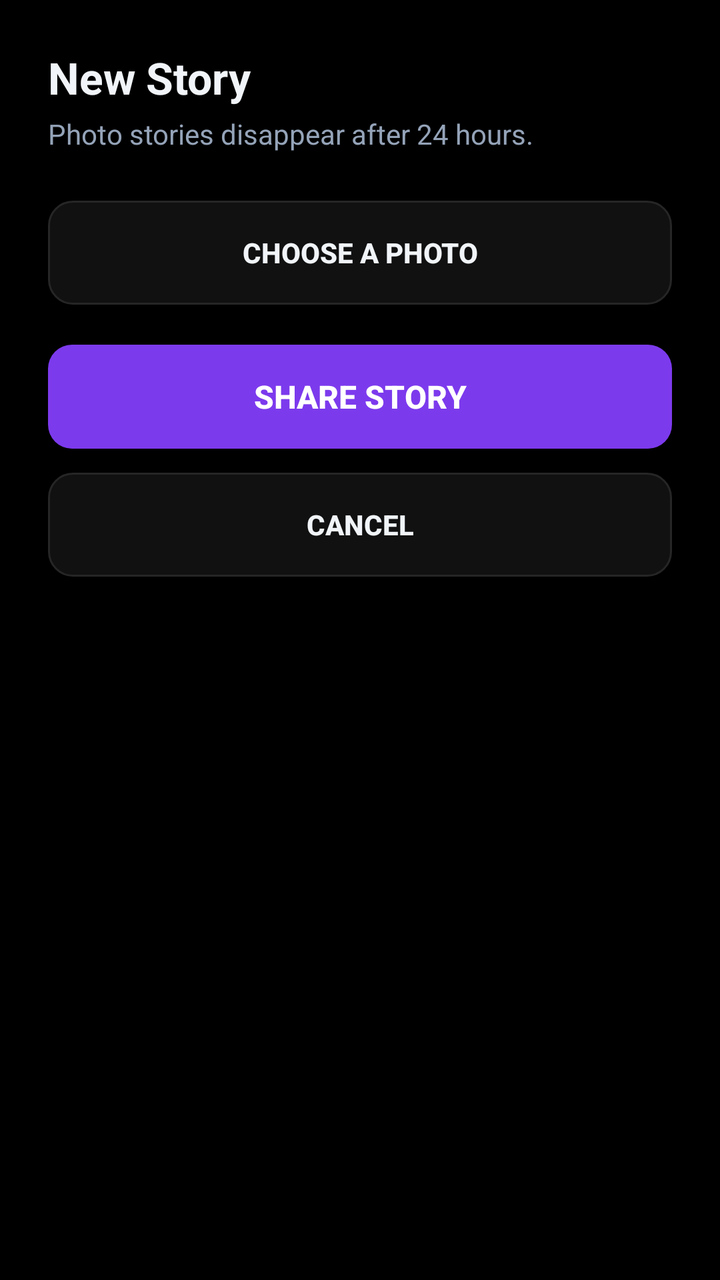
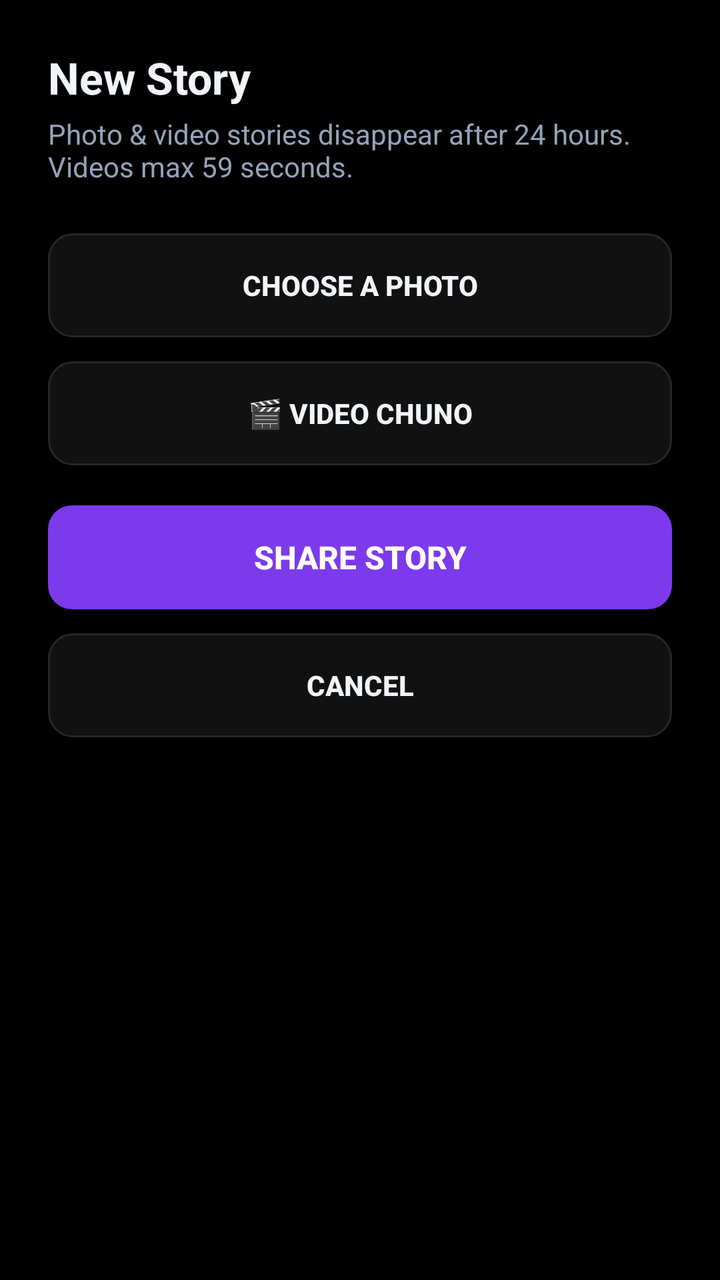

Screens rendered from an Android XML layout before and after an edit, with the pre-edit source and the edit as a unified diff.
<!-- AndroidManifest.xml: application theme Theme.PicStory -->
<!-- res/layout/activity_create_story.xml -->
<?xml version="1.0" encoding="utf-8"?>
<ScrollView xmlns:android="http://schemas.android.com/apk/res/android"
    android:layout_width="match_parent"
    android:layout_height="match_parent"
    android:background="@color/background"
    android:fillViewport="true">

    <LinearLayout
        android:layout_width="match_parent"
        android:layout_height="wrap_content"
        android:orientation="vertical"
        android:padding="24dp">

        <TextView
            android:layout_width="wrap_content"
            android:layout_height="wrap_content"
            android:text="@string/new_story"
            android:textColor="@color/textPrimary"
            android:textSize="22sp"
            android:textStyle="bold" />

        <TextView
            android:layout_width="wrap_content"
            android:layout_height="wrap_content"
            android:layout_marginTop="4dp"
            android:text="@string/story_hint"
            android:textColor="@color/textSecondary"
            android:textSize="14sp" />

        <Button
            android:id="@+id/btnPickPhoto"
            android:layout_width="match_parent"
            android:layout_height="52dp"
            android:layout_marginTop="24dp"
            android:background="@drawable/edit_bg"
            android:text="@string/pick_photo"
            android:textColor="@color/textPrimary"
            android:textStyle="bold" />

        <ImageView
            android:id="@+id/ivStoryPreview"
            android:layout_width="match_parent"
            android:layout_height="320dp"
            android:layout_marginTop="16dp"
            android:scaleType="centerCrop"
            android:visibility="gone" />

        <Button
            android:id="@+id/btnPostStory"
            android:layout_width="match_parent"
            android:layout_height="52dp"
            android:layout_marginTop="20dp"
            android:background="@drawable/btn_primary"
            android:text="@string/share_story"
            android:textColor="@color/white"
            android:textSize="16sp"
            android:textStyle="bold" />

        <Button
            android:id="@+id/btnCancel"
            android:layout_width="match_parent"
            android:layout_height="52dp"
            android:layout_marginTop="12dp"
            android:background="@drawable/edit_bg"
            android:text="@string/cancel"
            android:textColor="@color/textPrimary"
            android:textStyle="bold" />
    </LinearLayout>
</ScrollView>
<!-- resources referenced by this layout -->
<resources>
  <color name="background">#000000</color>
  <color name="textPrimary">#F1F5F9</color>
  <color name="textSecondary">#94A3B8</color>
  <color name="white">#FFFFFF</color>
  <!-- drawable btn_primary (drawable) -->
  <?xml version="1.0" encoding="utf-8"?>
  <shape xmlns:android="http://schemas.android.com/apk/res/android"
      android:shape="rectangle">
      <solid android:color="@color/colorPrimary" />
      <corners android:radius="12dp" />
  </shape>
  <!-- drawable edit_bg (drawable) -->
  <?xml version="1.0" encoding="utf-8"?>
  <shape xmlns:android="http://schemas.android.com/apk/res/android"
      android:shape="rectangle">
      <solid android:color="@color/card" />
      <stroke android:width="1dp" android:color="@color/divider" />
      <corners android:radius="12dp" />
  </shape>
  <string name="cancel">Cancel</string>
  <string name="new_story">New Story</string>
  <string name="pick_photo">Choose a Photo</string>
  <string name="share_story">Share Story</string>
  <string name="story_hint">Photo stories disappear after 24 hours.</string>
  <style name="Theme.PicStory" parent="android:Theme.Material.NoActionBar">
          <item name="android:windowBackground">@color/background</item>
          <item name="android:colorPrimary">@color/colorPrimary</item>
          <item name="android:colorPrimaryDark">@color/colorPrimaryDark</item>
          <item name="android:colorAccent">@color/colorAccent</item>
          <item name="android:textColorPrimary">@color/textPrimary</item>
          <item name="android:textColorSecondary">@color/textSecondary</item>
          <item name="android:windowLightStatusBar">false</item>
      </style>
  <color name="colorPrimary">#7C3AED</color>
  <color name="card">#111111</color>
  <color name="divider">#262626</color>
  <color name="colorPrimaryDark">#5B21B6</color>
  <color name="colorAccent">#FBBF24</color>
</resources>

<!-- the commit's change to res/layout/activity_create_story.xml (unified diff, before → after) -->
@@ -37,12 +37,32 @@
             android:textColor="@color/textPrimary"
             android:textStyle="bold" />
 
+        <Button
+            android:id="@+id/btnPickVideo"
+            android:layout_width="match_parent"
+            android:layout_height="52dp"
+            android:layout_marginTop="12dp"
+            android:background="@drawable/edit_bg"
+            android:text="@string/pick_video"
+            android:textColor="@color/textPrimary"
+            android:textStyle="bold" />
+
         <ImageView
             android:id="@+id/ivStoryPreview"
             android:layout_width="match_parent"
             android:layout_height="320dp"
             android:layout_marginTop="16dp"
             android:scaleType="centerCrop"
+            android:visibility="gone" />
+
+        <TextView
+            android:id="@+id/tvStoryInfo"
+            android:layout_width="wrap_content"
+            android:layout_height="wrap_content"
+            android:layout_marginTop="8dp"
+            android:text=""
+            android:textColor="@color/textSecondary"
+            android:textSize="14sp"
             android:visibility="gone" />
 
         <Button
<!-- resource entries referenced after the edit -->
@@ -22,8 +22,9 @@
   <string name="cancel">Cancel</string>
   <string name="new_story">New Story</string>
   <string name="pick_photo">Choose a Photo</string>
+  <string name="pick_video">🎬 Video Chuno</string>
   <string name="share_story">Share Story</string>
-  <string name="story_hint">Photo stories disappear after 24 hours.</string>
+  <string name="story_hint">Photo &amp; video stories disappear after 24 hours. Videos max 59 seconds.</string>
   <style name="Theme.PicStory" parent="android:Theme.Material.NoActionBar">
           <item name="android:windowBackground">@color/background</item>
           <item name="android:colorPrimary">@color/colorPrimary</item>
